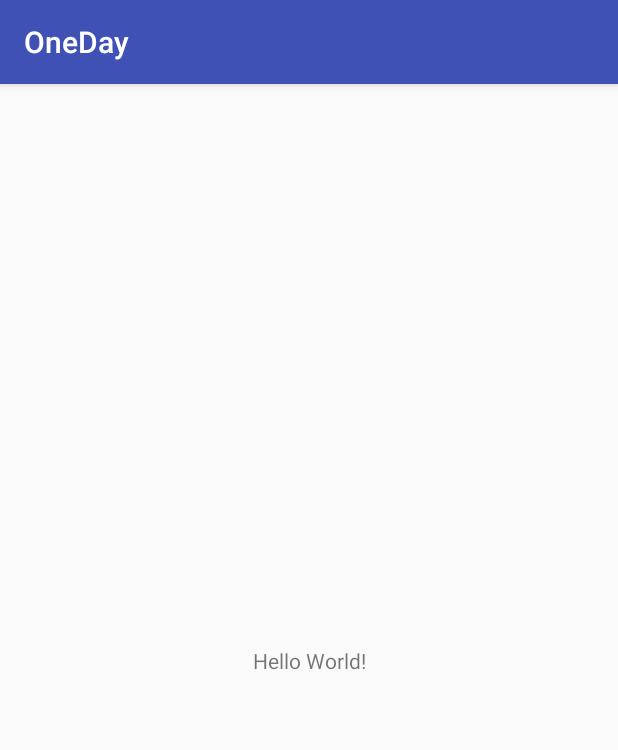
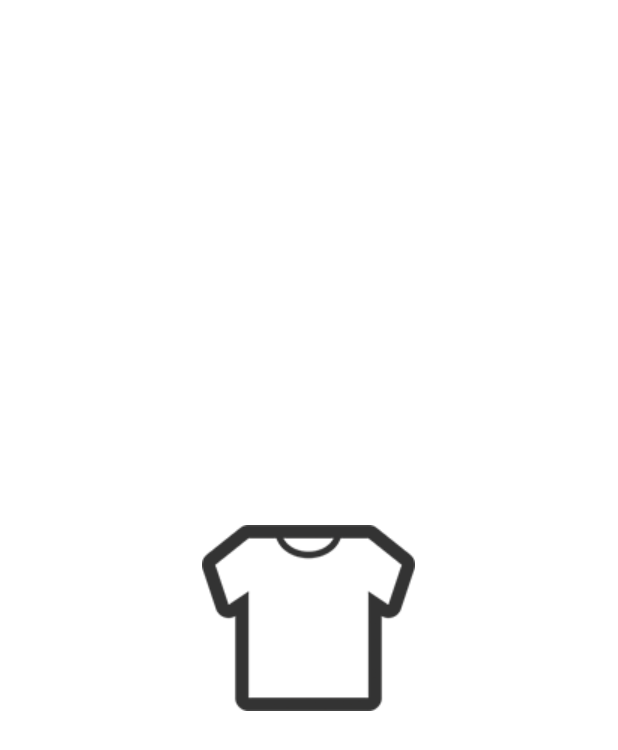
Before and after one commit to acercow/OneDay-Android, an Android app: the first screen one second after launch (MainActivity before the commit, SplashActivity after it), on a phone screen of 412 x 824 dp. Shown: the top 750 px of the screen. Run offline under Robolectric (Android 15) with nearby library versions, the phone set to English and light mode, and no system bars.

Commit message:
executor & splash

```diff
--- a/app/src/main/java/com/acercow/oneday/MainActivity.java
+++ b/app/src/main/java/com/acercow/oneday/note/HomeActivity.java
@@ -1,13 +1,15 @@
-package com.acercow.oneday;
+package com.acercow.oneday.note;
 
 import android.support.v7.app.AppCompatActivity;
 import android.os.Bundle;
 
-public class MainActivity extends AppCompatActivity {
+import com.acercow.oneday.R;
+
+public class HomeActivity extends AppCompatActivity {
 
     @Override
     protected void onCreate(Bundle savedInstanceState) {
         super.onCreate(savedInstanceState);
-        setContentView(R.layout.activity_main);
+        setContentView(R.layout.activity_home);
     }
 }
--- /dev/null
+++ b/app/src/main/java/com/acercow/oneday/splash/SplashActivity.java
@@ -0,0 +1,52 @@
+package com.acercow.oneday.splash;
+
+import android.app.Activity;
+import android.os.Handler;
+import android.os.Message;
+import android.support.v7.app.AppCompatActivity;
+import android.os.Bundle;
+
+import com.acercow.oneday.R;
+
+import java.lang.ref.WeakReference;
+
+public class SplashActivity extends AppCompatActivity {
+
+    public static final int MSG_SPLASH_FINISH = 0x01;
+    private Handler mHandler;
+
+
+    @Override
+    protected void onCreate(Bundle savedInstanceState) {
+        super.onCreate(savedInstanceState);
+        setContentView(R.layout.activity_splash);
+    }
+
+
+    @Override
+    protected void onStart() {
+        super.onStart();
+        mHandler = new SplashHandler(this);
+        mHandler.sendEmptyMessageDelayed(MSG_SPLASH_FINISH, 2000);
+    }
+
+    public static class SplashHandler extends Handler {
+        private final WeakReference<Activity> mActivity;
+
+        private SplashHandler(Activity activity) {
+            this.mActivity = new WeakReference<>(activity);
+        }
+
+        @Override
+        public void handleMessage(Message msg) {
+            Activity activity = mActivity.get();
+            switch (msg.what) {
+                case MSG_SPLASH_FINISH:
+                    if (activity != null) {
+                        activity.finish();
+                    }
+                    break;
+            }
+        }
+    }
+}
--- /dev/null
+++ b/app/src/main/res/drawable/splash_background.xml
@@ -0,0 +1,11 @@
+<?xml version="1.0" encoding="utf-8"?>
+<layer-list xmlns:android="http://schemas.android.com/apk/res/android">
+    <item android:drawable="@color/colorSplashBackground" />
+
+    <item>
+        <bitmap
+            android:gravity="center"
+            android:src="@drawable/splash_logo" />
+    </item>
+
+</layer-list>
--- /dev/null
+++ b/app/src/main/res/layout/activity_splash.xml
@@ -0,0 +1,15 @@
+<?xml version="1.0" encoding="utf-8"?>
+<android.support.constraint.ConstraintLayout xmlns:android="http://schemas.android.com/apk/res/android"
+    xmlns:app="http://schemas.android.com/apk/res-auto"
+    xmlns:tools="http://schemas.android.com/tools"
+    android:layout_width="match_parent"
+    android:layout_height="match_parent"
+    tools:context="com.acercow.oneday.splash.SplashActivity">
+
+
+    <TextView
+        android:id="@+id/hw"
+        android:text="asdflkasjfd "
+        android:layout_width="match_parent"
+        android:layout_height="match_parent" />
+</android.support.constraint.ConstraintLayout>
--- a/app/src/main/res/values/colors.xml
+++ b/app/src/main/res/values/colors.xml
@@ -1,6 +1,8 @@
 <?xml version="1.0" encoding="utf-8"?>
 <resources>
-    <color name="colorPrimary">#3F51B5</color>
-    <color name="colorPrimaryDark">#303F9F</color>
-    <color name="colorAccent">#FF4081</color>
+    <color name="colorPrimary">#5ed5d1</color>
+    <color name="colorPrimaryDark">#485a62</color>
+    <color name="colorAccent">#e1d877</color>
+
+    <color name="colorSplashBackground">#FFFFFF</color>
 </resources>
--- a/app/src/main/res/values/styles.xml
+++ b/app/src/main/res/values/styles.xml
@@ -8,4 +8,8 @@
         <item name="colorAccent">@color/colorAccent</item>
     </style>
 
+    <style name="SplashTheme" parent="Theme.AppCompat.NoActionBar">
+        <item name="android:windowBackground">@drawable/splash_background</item>
+    </style>
+
 </resources>
```
Also changed, not shown: app/src/main/AndroidManifest.xml (+10 -2 lines), app/src/main/java/com/acercow/oneday/splash/PermissionGrantActivity.java (added, +15 -0 lines), app/src/main/java/com/acercow/oneday/utils/ActivityUtils.java (added, +25 -0 lines), app/src/main/java/com/acercow/oneday/utils/ExecutorUtils.java (added, +51 -0 lines), app/src/main/java/com/acercow/oneday/utils/FileExecutor.java (added, +24 -0 lines), app/src/main/java/com/acercow/oneday/utils/MainThreadExecutor.java (added, +23 -0 lines), app/src/main/java/com/acercow/oneday/utils/NetWorkExecutor.java (added, +25 -0 lines), app/src/main/res/layout/activity_home.xml (added, +9 -0 lines), app/src/main/res/layout/activity_permission_grant.xml (added, +9 -0 lines), app/src/main/res/drawable/splash_logo.png (added).
